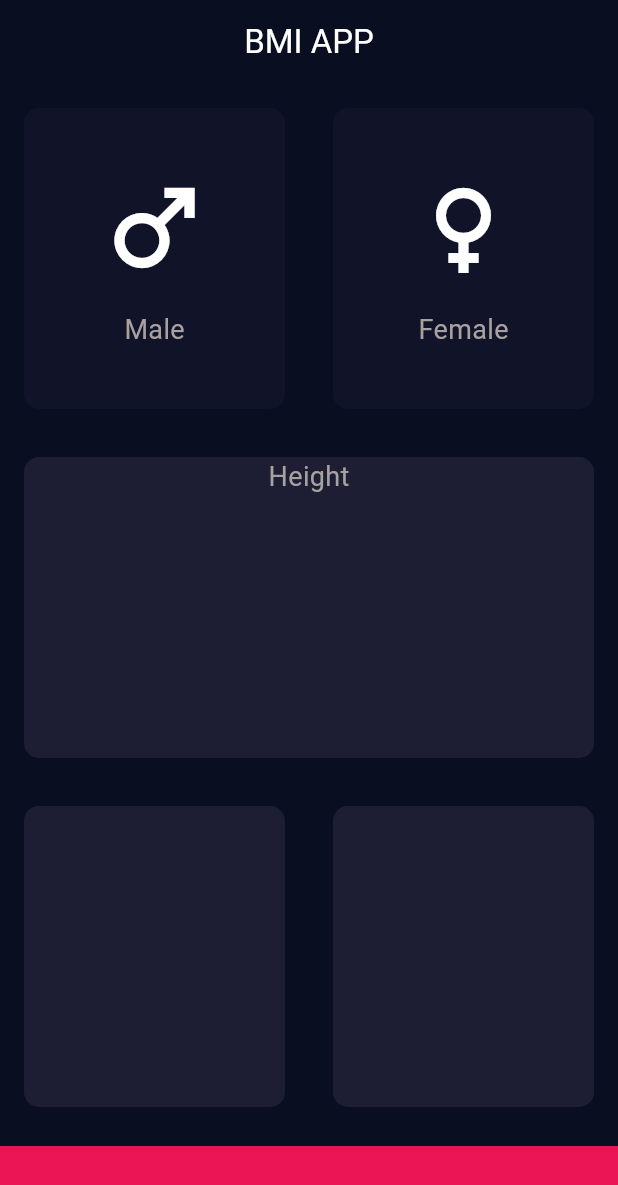
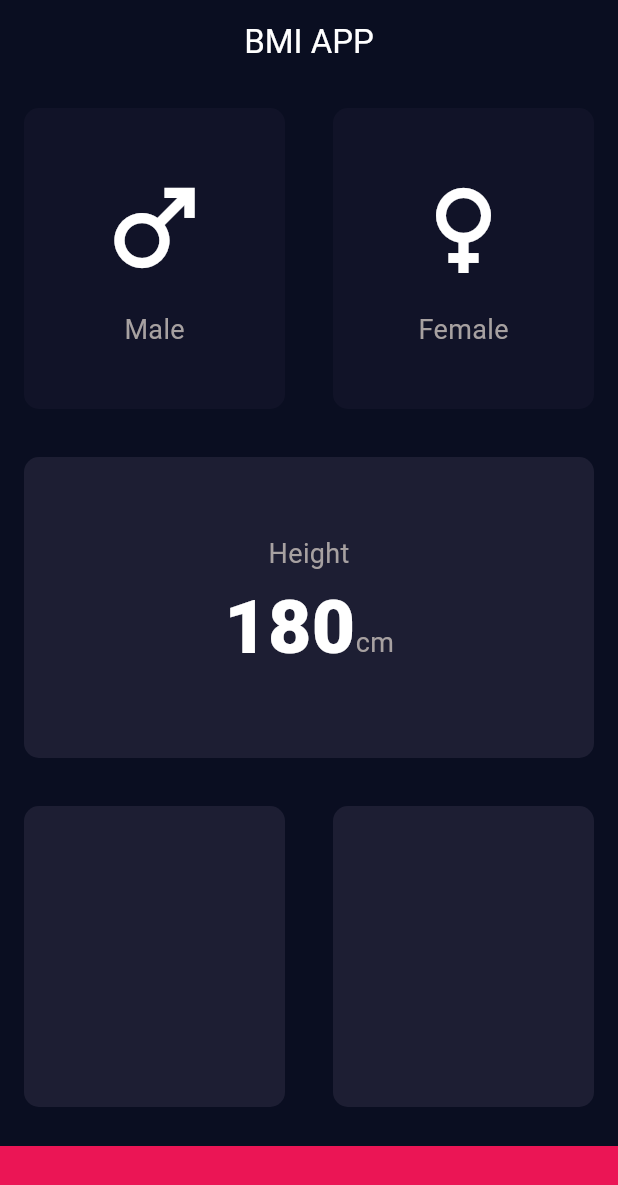
Before and after one commit to bilalfattah96/BMI-app-flutter, a Flutter app: the screen it shows after launch, on a phone screen of 412 x 824 dp. Shown: the top 1185 px of the screen. Run offline on Flutter 3.47's test engine with Material 3 defaults, Android fonts, the phone set to English and light mode, and no system bars.

Commit message:
first commits

```diff
--- a/lib/constant.dart
+++ b/lib/constant.dart
@@ -1,9 +1,12 @@
 import 'package:flutter/material.dart';
-
 
 double BottomNavigationBarHeight = 60;
 const BottomNavigationBarColor = Color(0xffeb1555);
 const activeCardColor = Color(0xff1d1e33);
 const inactiveCardColor = Color(0xff111328);
 
-const textStyle =  TextStyle(fontSize: 18,color: Color.fromARGB(255, 167, 161, 161));
+const textStyle =
+    TextStyle(fontSize: 18, color: Color.fromARGB(255, 167, 161, 161));
+
+const numberStyle =
+    TextStyle(fontSize: 50, fontWeight: FontWeight.w900, color: Colors.white);
--- a/lib/inputpage.dart
+++ b/lib/inputpage.dart
@@ -4,23 +4,20 @@ import 'package:bmi/IconContent.dart';
 import 'package:bmi/resuseableCards.dart';
 import 'package:flutter/material.dart';
 import 'constant.dart';
+
 enum gender {
   male,
   female,
 }
 
 class InputPage extends StatefulWidget {
-
   const InputPage({super.key});
 
   @override
   State<InputPage> createState() => _InputPageState();
 }
 
-
 class _InputPageState extends State<InputPage> {
-
-
   gender? selectedGender;
   // Color maleCardColor = inactiveCardColor;
   // Color femaleCardColor = inactiveCardColor;
@@ -46,7 +43,6 @@ class _InputPageState extends State<InputPage> {
 
   @override
   Widget build(BuildContext context) {
-
     return Scaffold(
         appBar: AppBar(
           title: Center(
@@ -70,7 +66,9 @@ class _InputPageState extends State<InputPage> {
                           selectedGender = gender.male;
                         });
                       },
-                      color: selectedGender == gender.male ? activeCardColor : inactiveCardColor,
+                      color: selectedGender == gender.male
+                          ? activeCardColor
+                          : inactiveCardColor,
                       cardChild: Iconcontent(
                         icon: Icons.male,
                         text: 'Male',
@@ -83,7 +81,9 @@ class _InputPageState extends State<InputPage> {
                           selectedGender = gender.female;
                         });
                       },
-                      color: selectedGender == gender.female ? activeCardColor : inactiveCardColor,
+                      color: selectedGender == gender.female
+                          ? activeCardColor
+                          : inactiveCardColor,
                       cardChild: Iconcontent(
                         icon: Icons.female,
                         text: 'Female',
@@ -94,9 +94,27 @@ class _InputPageState extends State<InputPage> {
             Expanded(
               child: mycontainer(
                 color: activeCardColor,
-                cardChild: Column(children: [
-                  Text('Height',style: textStyle,)
-                ],),
+                cardChild: Column(
+                  mainAxisAlignment: MainAxisAlignment.center,
+                  children: [
+                    Text(
+                      'Height',
+                      style: textStyle,
+                    ),
+                    Row(
+                      mainAxisAlignment: MainAxisAlignment.center,
+                      crossAxisAlignment: CrossAxisAlignment.baseline,
+                      textBaseline: TextBaseline.alphabetic,
+                      children: [
+                        Text(
+                          '180',
+                          style: numberStyle,
+                        ),
+                        Text('cm',style: textStyle,)
+                      ],
+                    ),
+                  ],
+                ),
               ),
             ),
             Expanded(
@@ -105,13 +123,11 @@ class _InputPageState extends State<InputPage> {
                 Expanded(
                   child: mycontainer(
                     color: activeCardColor,
-
                   ),
                 ),
                 Expanded(
                   child: mycontainer(
                     color: activeCardColor,
-
                   ),
                 ),
               ],
```
Lines whose indentation alone changed are shown as unchanged.
